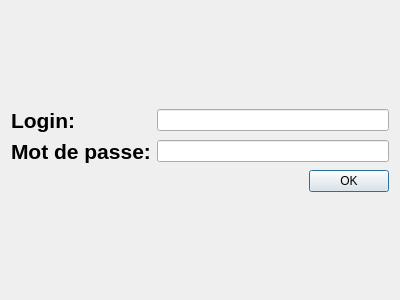
Above: logindialog.ui from Mathiisss/chifoumi before the change. Below: the same form after it.
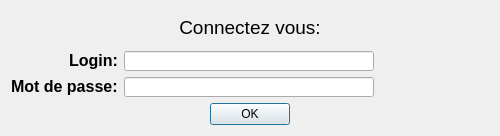
That is the form after the change.

What changed in the file:
```diff
--- a/logindialog.ui
+++ b/logindialog.ui
@@ -6,10 +6,22 @@
    <rect>
     <x>0</x>
     <y>0</y>
-    <width>400</width>
-    <height>300</height>
+    <width>500</width>
+    <height>136</height>
    </rect>
   </property>
+  <property name="minimumSize">
+   <size>
+    <width>500</width>
+    <height>100</height>
+   </size>
+  </property>
+  <property name="maximumSize">
+   <size>
+    <width>500</width>
+    <height>136</height>
+   </size>
+  </property>
   <property name="windowTitle">
    <string>Dialog</string>
   </property>
@@ -18,15 +30,27 @@
     <layout class="QVBoxLayout" name="verticalLayout">
      <item>
       <layout class="QGridLayout" name="gridLayout">
-       <item row="0" column="0">
+       <item row="2" column="0">
         <widget class="QLabel" name="label">
          <property name="text">
-          <string>&lt;html&gt;&lt;head/&gt;&lt;body&gt;&lt;p&gt;&lt;span style=&quot; font-size:16pt; font-weight:600;&quot;&gt;Login:&lt;/span&gt;&lt;/p&gt;&lt;/body&gt;&lt;/html&gt;</string>
+          <string>&lt;html&gt;&lt;head/&gt;&lt;body&gt;&lt;p align=&quot;right&quot;&gt;&lt;span style=&quot; font-size:12pt; font-weight:600;&quot;&gt;Login:&lt;/span&gt;&lt;/p&gt;&lt;/body&gt;&lt;/html&gt;</string>
          </property>
         </widget>
        </item>
-       <item row="1" column="1">
+       <item row="3" column="1">
         <widget class="QLineEdit" name="mdpEdit">
+         <property name="minimumSize">
+          <size>
+           <width>250</width>
+           <height>20</height>
+          </size>
+         </property>
+         <property name="maximumSize">
+          <size>
+           <width>250</width>
+           <height>20</height>
+          </size>
+         </property>
          <property name="text">
           <string/>
          </property>
@@ -35,13 +59,59 @@
          </property>
         </widget>
        </item>
-       <item row="0" column="1">
-        <widget class="QLineEdit" name="loginEdit"/>
-       </item>
-       <item row="1" column="0">
+       <item row="3" column="0">
         <widget class="QLabel" name="label_2">
          <property name="text">
-          <string>&lt;html&gt;&lt;head/&gt;&lt;body&gt;&lt;p&gt;&lt;span style=&quot; font-size:16pt; font-weight:600;&quot;&gt;Mot de passe:&lt;/span&gt;&lt;/p&gt;&lt;/body&gt;&lt;/html&gt;</string>
+          <string>&lt;html&gt;&lt;head/&gt;&lt;body&gt;&lt;p&gt;&lt;span style=&quot; font-size:12pt; font-weight:600;&quot;&gt;Mot de passe:&lt;/span&gt;&lt;/p&gt;&lt;/body&gt;&lt;/html&gt;</string>
+         </property>
+        </widget>
+       </item>
+       <item row="2" column="1">
+        <widget class="QLineEdit" name="loginEdit">
+         <property name="minimumSize">
+          <size>
+           <width>250</width>
+           <height>20</height>
+          </size>
+         </property>
+         <property name="maximumSize">
+          <size>
+           <width>250</width>
+           <height>20</height>
+          </size>
+         </property>
+        </widget>
+       </item>
+       <item row="2" column="2">
+        <spacer name="horizontalSpacer">
+         <property name="orientation">
+          <enum>Qt::Horizontal</enum>
+         </property>
+         <property name="sizeHint" stdset="0">
+          <size>
+           <width>40</width>
+           <height>20</height>
+          </size>
+         </property>
+        </spacer>
+       </item>
+       <item row="3" column="2">
+        <spacer name="horizontalSpacer_2">
+         <property name="orientation">
+          <enum>Qt::Horizontal</enum>
+         </property>
+         <property name="sizeHint" stdset="0">
+          <size>
+           <width>40</width>
+           <height>20</height>
+          </size>
+         </property>
+        </spacer>
+       </item>
+       <item row="0" column="0" colspan="3">
+        <widget class="QLabel" name="label_3">
+         <property name="text">
+          <string>&lt;html&gt;&lt;head/&gt;&lt;body&gt;&lt;p align=&quot;center&quot;&gt;&lt;span style=&quot; font-size:14pt;&quot;&gt;Connectez vous:&lt;/span&gt;&lt;/p&gt;&lt;/body&gt;&lt;/html&gt;</string>
          </property>
         </widget>
        </item>
@@ -55,6 +125,9 @@
        <property name="standardButtons">
         <set>QDialogButtonBox::Ok</set>
        </property>
+       <property name="centerButtons">
+        <bool>true</bool>
+       </property>
       </widget>
      </item>
     </layout>
```
Left out of the diff: 2 changed lines with no effect on the pictures.
